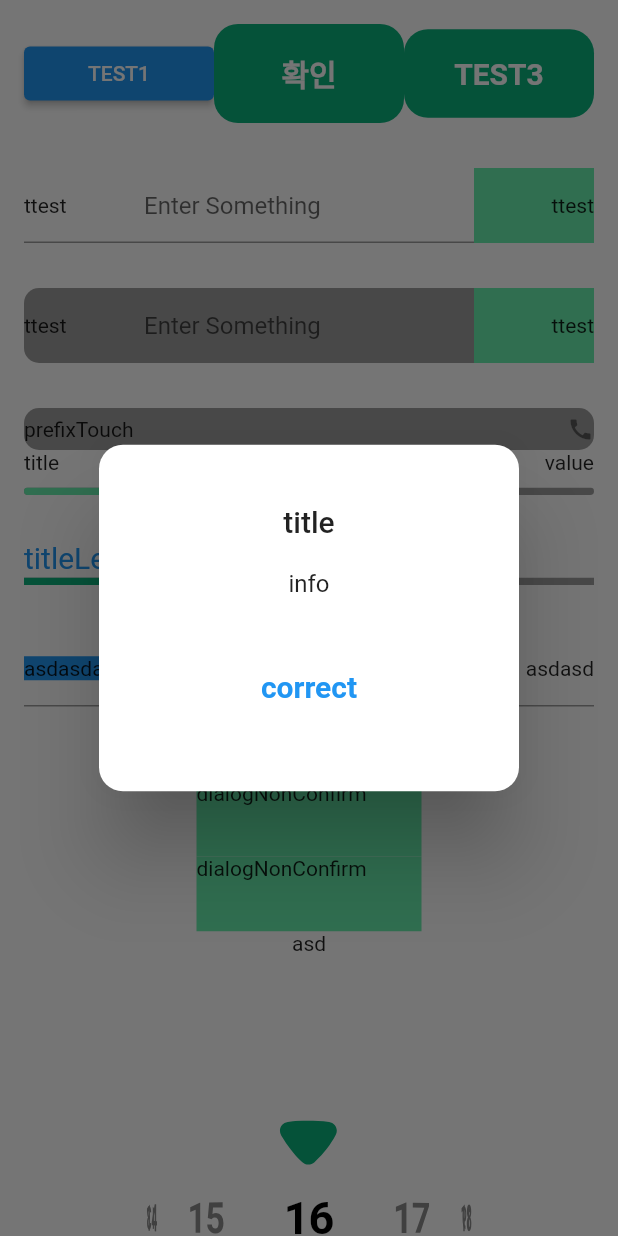
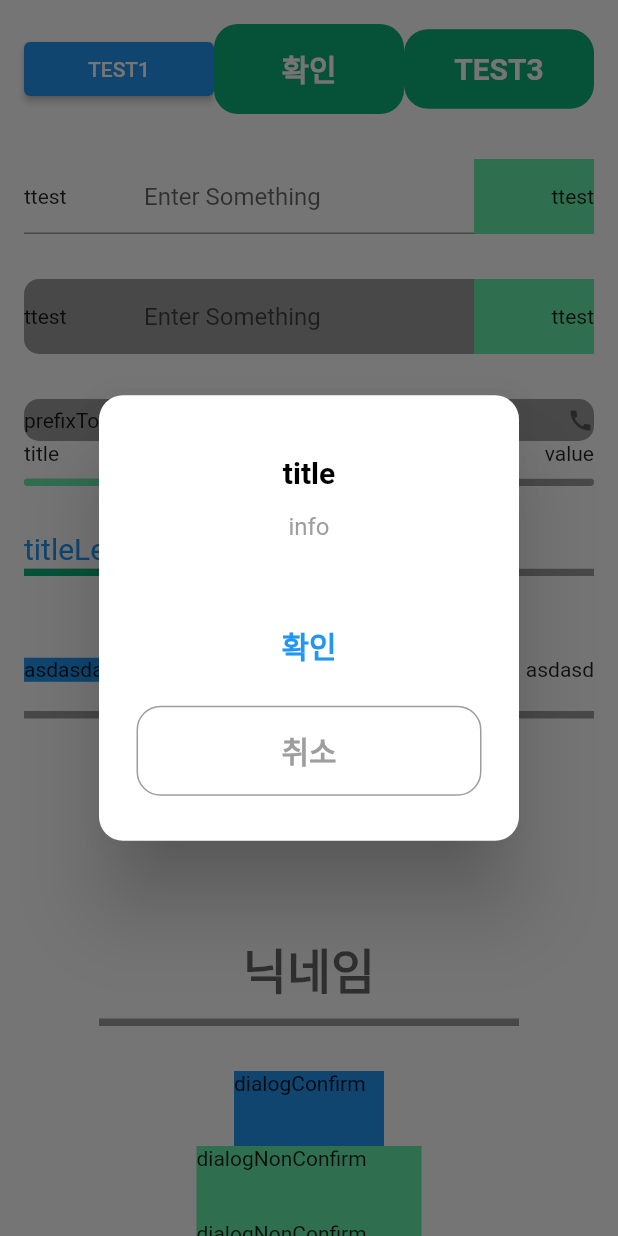
Before and after one commit to MineokSung/Early-Care, a Flutter app: the screen it shows after launch, after a tap on "dialogNonConfirm", on a phone screen of 412 x 824 dp. Run offline on Flutter 3.47's test engine with Material 2 defaults, Android fonts, the phone set to English and light mode, and no system bars; our stand-ins replace flutter_svg.

Commit message:
early care component 수정
   * early care button component padding, width 기본값 변경
   * early care dialog confirm component 수정
     - early care dialog confirm action button이 하나일 때 isHorizontal 값에 상관없이 버튼 padding 적용
     - early care dialog confirm 기본 배경값 적용
     - early care dialog confirm 테두리 선 적용
   * early care textfield line component textfield padding값 그리고 textpadding 따로 적용

```diff
--- a/lib/component/early_care_button.dart
+++ b/lib/component/early_care_button.dart
@@ -42,14 +42,14 @@ class EarlyCareButton extends StatelessWidget {
   @override
   Widget build(BuildContext context) {
     return SizedBox(
-      width: width,
+      width: width ?? double.infinity,
       height: height,
       child: ElevatedButton(
         style: ElevatedButton.styleFrom(
           elevation: 0,
           padding: padding ??
               const EdgeInsets.symmetric(
-                vertical: 18,
+                vertical: 15,
               ),
           shape: RoundedRectangleBorder(
             side: isBorder == false ? BorderSide.none : BorderSide(
--- a/lib/component/early_care_dialog_confirm.dart
+++ b/lib/component/early_care_dialog_confirm.dart
@@ -19,13 +19,14 @@ class EarlyCareDialogConfirm extends StatelessWidget {
   final EdgeInsets? titlePadding;
   final EdgeInsets? contentPadding;
   final EdgeInsets? actionPadding;
-  final bool? isHorizontal;
-  final bool? isConfirm;
+  bool isHorizontal;
+  bool isShowCancel;
+  final bool? isBorder;
   final Widget? widget;
   final Function()? correctOnPressed;
   final Function()? cancelOnPressed;
 
-  const EarlyCareDialogConfirm({
+  EarlyCareDialogConfirm({
     super.key,
     this.title,
     required this.information,
@@ -43,19 +44,26 @@ class EarlyCareDialogConfirm extends StatelessWidget {
     this.titlePadding,
     this.contentPadding,
     this.actionPadding,
-    this.isHorizontal,
-    this.isConfirm = true,
+    this.isHorizontal = false,
+    this.isShowCancel = false,
+    this.isBorder,
     this.widget,
     this.correctOnPressed,
     this.cancelOnPressed,
   });
+  //     : assert(!(!isShowCancel && isHorizontal), 'error'){
+  //   isHorizontal = false;
+  // }
+
+
 
   @override
   Widget build(BuildContext context) {
     return AlertDialog(
       titlePadding: title == null ? EdgeInsets.zero : const EdgeInsets.only(top: 40, left: 45, right: 45),
       contentPadding: contentPaddingInfo(),
-      actionsPadding: actionPadding ?? const EdgeInsets.only(bottom: 40, left: 45, right: 45),
+      //actionsPadding: actionPadding ?? const EdgeInsets.only(top: 20, bottom: 30, left: 25, right: 25),
+      actionsPadding: actionPaddingInfo(),
       shape: RoundedRectangleBorder(
         borderRadius: BorderRadius.circular(16.0),
       ),
@@ -66,13 +74,10 @@ class EarlyCareDialogConfirm extends StatelessWidget {
               textAlign: TextAlign.center,
               style: TextStyle(
                 fontSize: titleFontSize,
-                color: titleColor,
+                fontWeight: FontWeight.bold,
+                color: titleColor ?? Colors.black,
               ),
             ),
-      // content: ConstrainedBox(
-      //   constraints: const BoxConstraints(
-      //     maxHeight: 70,
-      //   ),
       content: Column(
         mainAxisSize: MainAxisSize.min,
         children: [
@@ -86,7 +91,7 @@ class EarlyCareDialogConfirm extends StatelessWidget {
                 information,
                 style: TextStyle(
                   fontSize: informationFontSize,
-                  color: informationColor,
+                  color: informationColor ?? Colors.grey,
                 ),
               ),
             ),
@@ -115,11 +120,20 @@ class EarlyCareDialogConfirm extends StatelessWidget {
     } else if (title == null) {
       return const EdgeInsets.only(top: 40, bottom: 30, left: 45, right: 45);
     }
-    return const EdgeInsets.only(top: 20, bottom: 30, left: 45, right: 45);
+    return const EdgeInsets.only(top: 15, bottom: 10, left: 45, right: 45);
+  }
+
+  EdgeInsets actionPaddingInfo() {
+    if (actionPadding != null) {
+      return actionPadding!;
+    } else if (isShowCancel && isHorizontal == true) {
+      return const EdgeInsets.only(bottom: 30, left: 25, right: 25);
+    }
+    return const EdgeInsets.only(top: 30, bottom: 30, left: 25, right: 25);
   }
 
   Widget buttonsInfo() {
-    if (isConfirm == true) {
+    if (!isShowCancel) {
       //single confirm button
       return SizedBox(
         width: double.infinity,
@@ -133,27 +147,25 @@ class EarlyCareDialogConfirm extends StatelessWidget {
         ),
       );
     }
-    if (isHorizontal == true) {
+    if (isShowCancel && isHorizontal == true) {
       //horizontal confirm button and cancel button
       return Row(
         children: [
           Expanded(
-            flex: 1,
             child: EarlyCareButton(
               text: cancel ?? '취소',
-              textColor: cancelColor,
+              textColor: cancelColor ?? Colors.black,
               fontSize: buttonFontSize,
-              backgroundColor: cancelBackgroundColor,
+              backgroundColor: cancelBackgroundColor ?? Colors.white,
               onPressed: () => cancelOnPressed,
             ),
           ),
           Expanded(
-            flex: 1,
             child: EarlyCareButton(
               text: correct ?? '확인',
-              textColor: correctColor,
+              textColor: correctColor ?? Colors.red,
               fontSize: buttonFontSize,
-              backgroundColor: correctBackgroundColor,
+              backgroundColor: correctBackgroundColor ?? Colors.white,
               onPressed: () => correctOnPressed,
             ),
           ),
@@ -167,22 +179,25 @@ class EarlyCareDialogConfirm extends StatelessWidget {
           width: double.infinity,
           child: EarlyCareButton(
             width: double.infinity,
-            text: cancel ?? '취소',
-            textColor: cancelColor,
+            text: correct ?? '확인',
+            textColor: correctColor ?? Colors.white,
             fontSize: buttonFontSize,
-            backgroundColor: cancelBackgroundColor,
-            onPressed: cancelOnPressed,
+            backgroundColor: correctBackgroundColor ?? Colors.black,
+            onPressed: correctOnPressed,
           ),
         ),
-        SizedBox(
+        Container(
+          margin: const EdgeInsets.only(top: 10),
           width: double.infinity,
           child: EarlyCareButton(
             width: double.infinity,
-            text: correct ?? '확인',
-            textColor: correctColor,
+            text: cancel ?? '취소',
+            textColor: cancelColor ?? Colors.grey,
             fontSize: buttonFontSize,
-            backgroundColor: correctBackgroundColor,
-            onPressed: correctOnPressed,
+            backgroundColor: cancelBackgroundColor ?? Colors.white,
+            isBorder: true,
+            borderColor: Colors.grey,
+            onPressed: cancelOnPressed,
           ),
         ),
       ],
--- a/lib/component/early_care_textfield_line.dart
+++ b/lib/component/early_care_textfield_line.dart
@@ -2,7 +2,8 @@ import 'package:early_care/component/color_info.dart';
 import 'package:flutter/material.dart';
 
 class EarlyCareTextFieldLine extends StatelessWidget {
-  final EdgeInsets? padding;
+  final EdgeInsets? textPadding;
+  final EdgeInsets? textfieldPadding;
   final String? hint;
   final String? label;
   final Widget? prefix;
@@ -21,6 +22,7 @@ class EarlyCareTextFieldLine extends StatelessWidget {
   final Color? labelColor;
   final Color? enableBorderColor;
   final Color? focusBorderColor;
+  final Color? cursorColor;
   final TextEditingController? controller;
   final FocusNode? focusNode;
   final TextInputType? textInputType;
@@ -37,7 +39,8 @@ class EarlyCareTextFieldLine extends StatelessWidget {
     this.width,
     this.fontWeight,
     this.labelSize,
-    this.padding,
+    this.textPadding,
+    this.textfieldPadding,
     this.fontSize = 10,
     this.prefixWidth,
     this.prefixHeight,
@@ -50,6 +53,7 @@ class EarlyCareTextFieldLine extends StatelessWidget {
     this.labelColor,
     this.enableBorderColor,
     this.focusBorderColor,
+    this.cursorColor,
     this.controller,
     this.focusNode,
     this.textInputAlign,
@@ -59,20 +63,23 @@ class EarlyCareTextFieldLine extends StatelessWidget {
 
   @override
   Widget build(BuildContext context) {
-    return SizedBox(
+    return Container(
+      padding: textfieldPadding ?? EdgeInsets.zero,
       width: width ?? double.infinity,
       child: TextFormField(
         textAlignVertical: TextAlignVertical.center,
         textAlign: textInputAlign ?? TextAlign.left,
         controller: controller,
+        cursorColor: cursorColor ?? Colors.black,
         style: TextStyle(
           color: textColor ?? Colors.black,
           fontSize: fontSize,
+          fontWeight: fontWeight,
           textBaseline: TextBaseline.alphabetic,
         ),
         decoration: InputDecoration(
           isDense: true,
-          contentPadding: padding,
+          contentPadding: textPadding ?? const EdgeInsets.symmetric(vertical: 15),
           prefixIcon: prefixLine(),
           prefixIconConstraints: const BoxConstraints(
             minWidth: 0,
@@ -141,11 +148,12 @@ class EarlyCareTextFieldLine extends StatelessWidget {
       return InputBorder.none;
     } else if (type == 1) {
       return UnderlineInputBorder(
-        borderSide: BorderSide(color: enableBorderColor ?? Colors.grey),
+        borderSide: BorderSide(color: enableBorderColor ?? Colors.grey, width: 5),
+
       );
     }
     return UnderlineInputBorder(
-      borderSide: BorderSide(color: focusBorderColor ?? ColorInfo.mainColor),
+      borderSide: BorderSide(color: focusBorderColor ?? ColorInfo.mainColor, width: 5),
     );
   }
 }
--- a/lib/page/login.dart
+++ b/lib/page/login.dart
@@ -62,6 +62,19 @@ class _Login extends State<Login> {
     setState(() {});
   }
 
+  // BorderSide copyWith({
+  //   Color? color,
+  //   double? width,
+  //   BorderStyle? style,
+  // }) {
+  //   assert(width == null || width >= 0.0);
+  //   return BorderSide(
+  //     color: color ?? this.color,
+  //     width: width ?? this.width,
+  //     style: style ?? this.style,
+  //   );
+  // }
+
   Widget activatedButton() {
     if (testCallback == 'false') {
       return EarlyCareButton(
@@ -80,11 +93,11 @@ class _Login extends State<Login> {
         //barrierDismissible: true,
         context: context,
         builder: (BuildContext context) {
-          return const EarlyCareDialogConfirm(
-            // isHorizontal: true,
+          return EarlyCareDialogConfirm(
             title: 'title',
-            isConfirm: false,
+            isShowCancel: false,
             isHorizontal: true,
+
             // cancelBackgroundColor: Colors.white,
             // cancelColor: Colors.black,
             // correctBackgroundColor: Colors.white,
@@ -180,11 +193,12 @@ class _Login extends State<Login> {
         //barrierDismissible: true,
         context: context,
         builder: (BuildContext context) {
-          return const EarlyCareDialogConfirm(
+          return EarlyCareDialogConfirm(
             title: 'title',
+            isShowCancel: true,
+            isHorizontal: false,
             correctBackgroundColor: Colors.white,
             correctColor: Colors.blue,
-            correct: 'correct',
             information: 'info',
             //widget: TextFieldLine(),
           );
@@ -389,7 +403,7 @@ class _Login extends State<Login> {
                         ),
                       ],
                     ),
-                    ClipRRect(
+                    const ClipRRect(
                       borderRadius: BorderRadius.all(Radius.circular(10)),
                       child: LinearProgressIndicator(
                         value: 0.7,
@@ -406,7 +420,7 @@ class _Login extends State<Login> {
 
               Container(
                 margin: const EdgeInsets.only(top: 30),
-                child: EarlyCareProgressBar(
+                child: const EarlyCareProgressBar(
                   value: (1 / 6) * 2,
                   titleLeft: Text(
                     "titleLeft",
@@ -421,26 +435,49 @@ class _Login extends State<Login> {
               Container(
                 margin: const EdgeInsets.only(top: 30),
                 child: const EarlyCareTextFieldLine(
-                  //label: "asd",
-                  //labelSize: 50,
-                  //labelColor: ColorInfo.mainColor,
                   prefix: Text('asdasdasd'),
                   prefixWidth: 100,
                   hint: "asdasd",
                   fontSize: 30,
                   suffix: Text('asdasd'),
-
                   //isUnderline: false,
                 ),
               ),
 
-              GestureDetector(
+              Container(
+                margin: const EdgeInsets.only(top: 30),
+                child: const EarlyCareTextFieldLine(
+                  width: 130,
+                  fontSize: 32,
+                  isUnderline: false,
+                  textInputAlign: TextAlign.center,
+                  fontWeight: FontWeight.bold,
+                ),
+              ),
+
+              Container(
+                margin: const EdgeInsets.only(top: 30),
+                child: EarlyCareTextFieldLine(
+                  fontSize: 32,
+                  textInputAlign: TextAlign.center,
+                  textfieldPadding: const EdgeInsets.symmetric(horizontal: 50),
+                  enableBorderColor: Colors.grey,
+                  focusBorderColor: ColorInfo.mainColor,
+                  hint: '닉네임',
+                  fontWeight: FontWeight.bold,
+                ),
+              ),
+
+              Container(
+                margin: const EdgeInsets.only(top: 30),
+                child: GestureDetector(
                   onTap: () => callDialog1(),
                   child: Container(
                     color: Colors.blue,
                     width: 100,
                     height: 50,
                     child: const Text("dialogConfirm"),
+                  ),
                 ),
               ),
 
```
Lines whose indentation alone changed are shown as unchanged.
